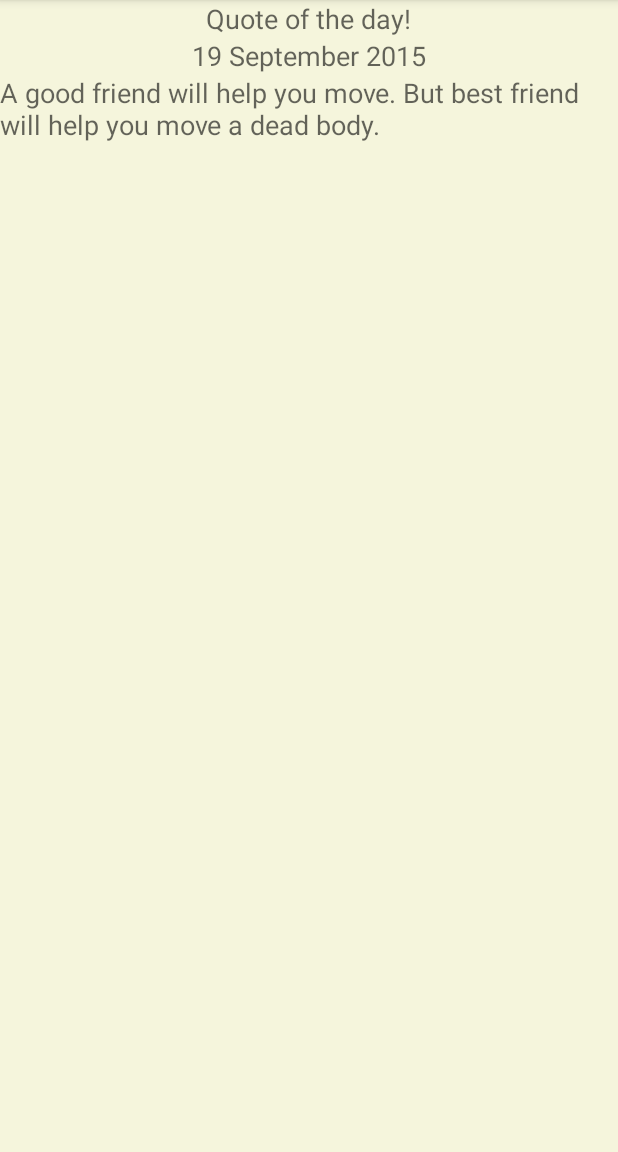
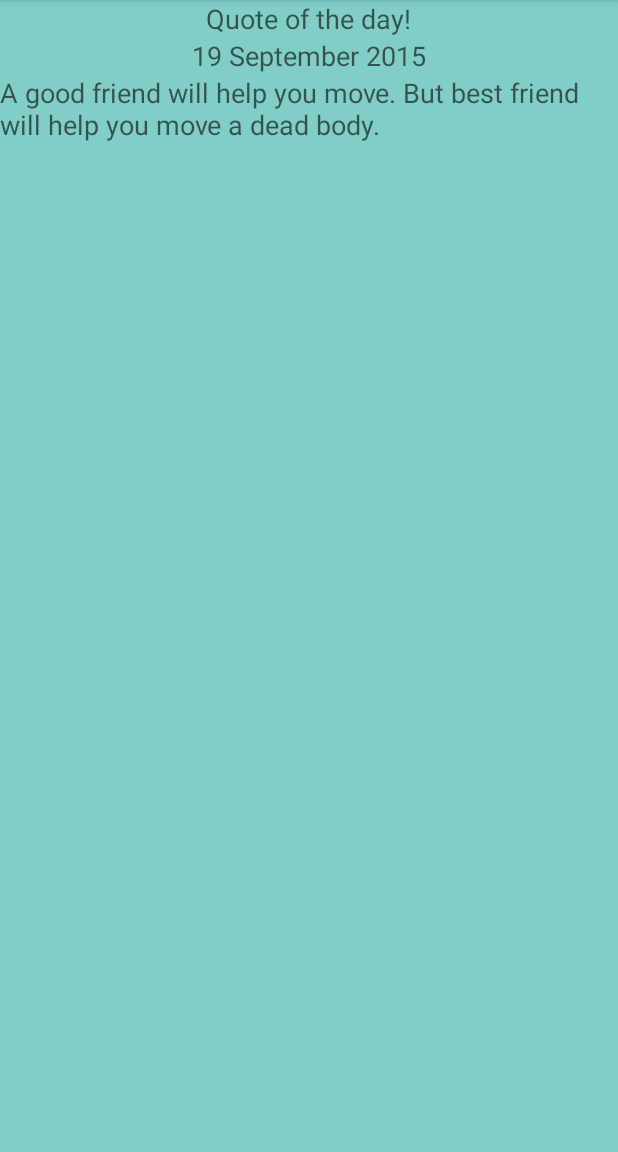
Before and after one commit to Notika/DA401A_Nataliia_Mykhailovska, an Android app: the fragment QuoteFragment shown on its own in the app's theme, on a phone screen of 412 x 824 dp, the part 84-1236 px from its top. Run offline under Robolectric (Android 15) with nearby library versions, the phone set to English and light mode, and no system bars.

```diff
--- a/assignment_1/src/main/java/nnotika/assignment_1/FragmentStart.java
+++ b/assignment_1/src/main/java/nnotika/assignment_1/FragmentStart.java
@@ -26,18 +26,18 @@ public class FragmentStart extends Fragment {
         // Required empty public constructor
     }
 
-    public interface fragmendEventListener {
+    public interface fragmentEventListener {
         void quoteButtonEvent();
     }
 
-    fragmendEventListener buttonEvent;
+    fragmentEventListener buttonEvent;
 
     @Override
     public void onAttach(Activity activity) {
         super.onAttach(activity);
 
         try {
-            buttonEvent = (fragmendEventListener) activity;
+            buttonEvent = (fragmentEventListener) activity;
         } catch (ClassCastException e) {
             throw new ClassCastException(activity.toString() + "must implement fragmendEventListener");
         }
--- a/assignment_1/src/main/java/nnotika/assignment_1/MainActivity.java
+++ b/assignment_1/src/main/java/nnotika/assignment_1/MainActivity.java
@@ -3,9 +3,9 @@ package nnotika.assignment_1;
 import android.app.Activity;
 import android.os.Bundle;
 import android.util.Log;
-import nnotika.assignment_1.FragmentStart.fragmendEventListener;
+import nnotika.assignment_1.FragmentStart.fragmentEventListener;
 
-public class MainActivity extends Activity implements fragmendEventListener {
+public class MainActivity extends Activity implements fragmentEventListener {
 
     final String LOG_TAG = "Assignment1";
 
@@ -18,7 +18,7 @@ public class MainActivity extends Activity implements fragmendEventListener {
         FragmentStart frag1 = new FragmentStart();
         getFragmentManager().beginTransaction()
                             .add(R.id.main_container, frag1)
-                            .addToBackStack(null)
+                            //.addToBackStack(null)
                             .commit();
     }
 
--- a/assignment_1/src/main/res/layout/fragment_fragment_start.xml
+++ b/assignment_1/src/main/res/layout/fragment_fragment_start.xml
@@ -3,7 +3,7 @@
     xmlns:android="http://schemas.android.com/apk/res/android"
     android:layout_width="match_parent"
     android:layout_height="match_parent"
-    android:background="#f5f5dc"
+    android:background="#81cec7"
     android:orientation="vertical">
     <TextView
         android:layout_width="wrap_content"
--- a/assignment_1/src/main/res/layout/fragment_quote.xml
+++ b/assignment_1/src/main/res/layout/fragment_quote.xml
@@ -3,7 +3,7 @@
     xmlns:android="http://schemas.android.com/apk/res/android"
     android:layout_width="match_parent"
     android:layout_height="match_parent"
-    android:background="#f5f5dc"
+    android:background="#81cec7"
     android:orientation="vertical">
 
     <TextView
--- a/assignment_1/src/main/res/values/strings.xml
+++ b/assignment_1/src/main/res/values/strings.xml
@@ -7,7 +7,7 @@
 
 
     <string-array name="quote_txt_array">
-        <item>two beer or not two beer</item>
+        <item>Two beer or not two beer</item>
         <item>A good friend will help you move. But best friend will help you move a dead body.</item>
         <item>Without music life would be a mistake.</item>
     </string-array>
```
Also changed, not shown: assignment_1/src/main/res/values_sw/strings.xml (deleted, +0 -15 lines).
